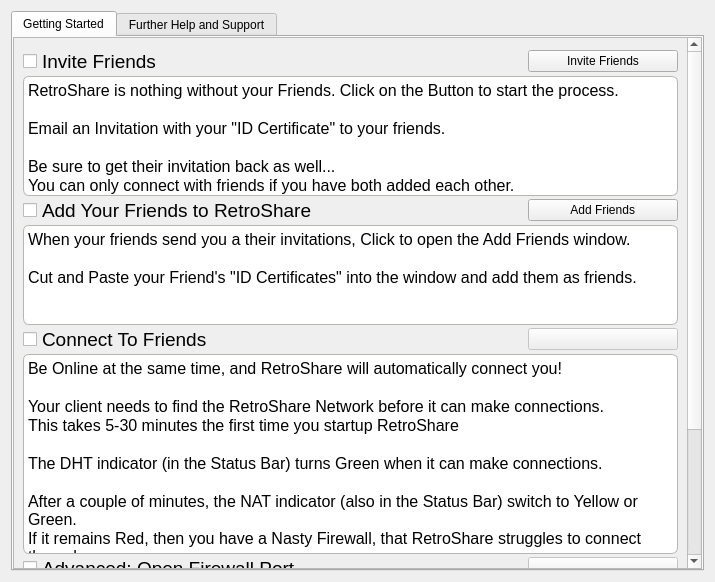
First picture: the form in retroshare-gui/src/gui/GetStartedDialog.ui, repository RetroShare/RetroShare, before the edit.
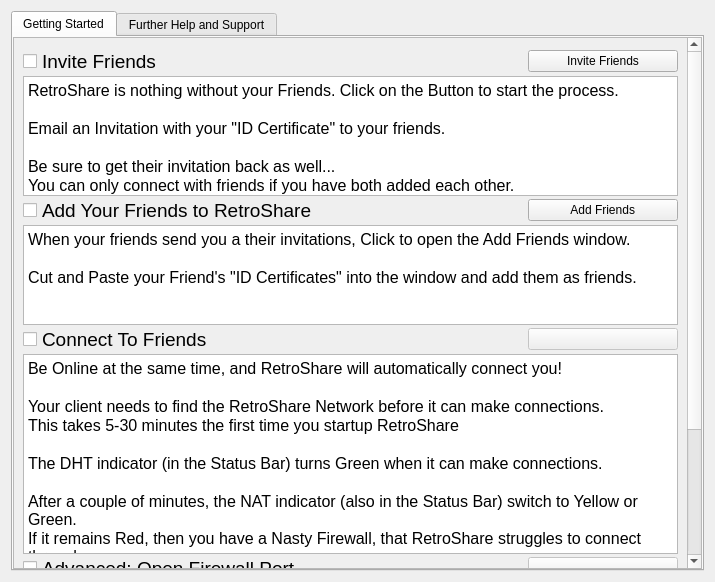
Second picture: the form after the edit. Icons and pictures are not drawn.

```diff
--- a/retroshare-gui/src/gui/GetStartedDialog.ui
+++ b/retroshare-gui/src/gui/GetStartedDialog.ui
@@ -10,13 +10,6 @@
     <height>582</height>
    </rect>
   </property>
-  <property name="styleSheet">
-   <string notr="true">QTextEdit{ 
-border: 1px solid #B8B6B1;
-border-radius: 6px;
-background: white;
-}</string>
-  </property>
   <layout class="QVBoxLayout" name="verticalLayout_3">
    <item>
     <widget class="QTabWidget" name="tabWidget">
```
